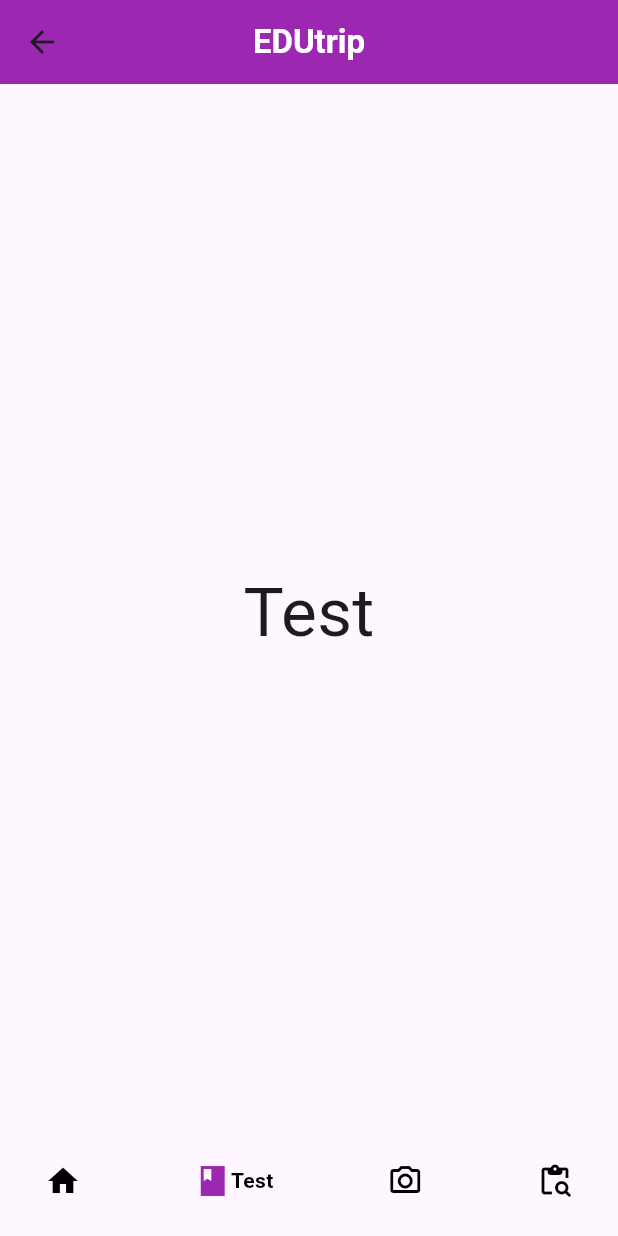
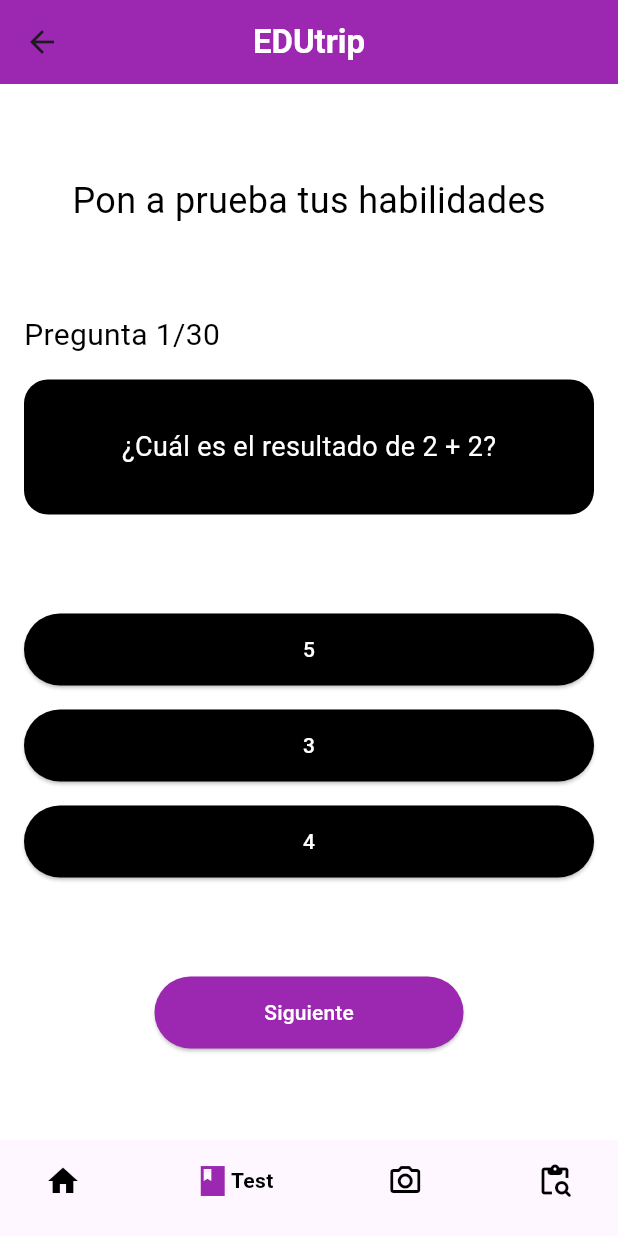
Before and after one commit to gaelLara21/EDUtrip, a Flutter app: the HomeLog screen opened directly, item 2 of the bottom bar chosen, on a phone screen of 412 x 824 dp. Run offline on Flutter 3.47's test engine with Material 2 defaults, Android fonts, the phone set to English and light mode, and no system bars; drawn by our look-alikes of google_nav_bar; our stand-ins replace lottie; network calls fail.

Commit message:
Implementando Quiz

```diff
--- a/lib/screens/home_screen.dart
+++ b/lib/screens/home_screen.dart
@@ -2,6 +2,7 @@ import 'package:flutter/material.dart';
 import 'package:google_nav_bar/google_nav_bar.dart';
 
 import 'carrusel/carrusel.dart';
+import 'quiz/quiz_screen.dart';
 
 class HomeLog extends StatefulWidget {
   const HomeLog({super.key});
@@ -15,7 +16,7 @@ class _HomeLogState extends State<HomeLog> {
 
   final screens = [
     const Carrusel(),
-    const Center(child: Text('Test', style: TextStyle(fontSize: 45))),
+    const Quiz(),
     const Center(child: Text('Blog', style: TextStyle(fontSize: 45))),
     const Center(child: Text('Busqueda', style: TextStyle(fontSize: 45))),
   ];
--- /dev/null
+++ b/lib/screens/quiz/quiz_model.dart
@@ -0,0 +1,277 @@
+class Question {
+  final String questionText;
+  final List<Answer> answersList;
+
+  Question(this.questionText, this.answersList);
+}
+
+class Answer {
+  final String answerText;
+  final bool isCorrect;
+
+  Answer(this.answerText, this.isCorrect);
+}
+
+List<Question> getQuestions() {
+  List<Question> list = [];
+  //ADD questions and answer here
+
+  list.add(Question(
+    "¿Cuál es el resultado de 2 + 2?",
+    [
+      Answer("5", false),
+      Answer("3", false),
+      Answer("4", true),
+    ],
+  ));
+
+  list.add(Question(
+    "¿Cuál de los siguientes es un elemento químico?",
+    [
+      Answer("Oxigeno", true),
+      Answer("Plastico", false),
+      Answer("Papel", false),
+    ],
+  ));
+
+  list.add(Question(
+    "¿En qué año comenzó la Segunda Guerra Mundial?",
+    [
+      Answer("1945", false),
+      Answer("1939", true),
+    ],
+  ));
+
+  list.add(Question(
+    "¿Cuál es el país más grande del mundo por área?",
+    [
+      Answer("Estados Unidos", false),
+      Answer("India", false),
+      Answer(" Rusia", true),
+    ],
+  ));
+
+  list.add(Question(
+    "¿Quién escribió Don Quijote de la Mancha?",
+    [
+      Answer("Miguel de Cervantes Saavedra", true),
+      Answer("Federico García Lorca", false),
+      Answer("Pablo Neruda", false),
+    ],
+  ));
+
+  list.add(Question(
+    "¿Quién pintó la obra La última cena?",
+    [
+      Answer("Vincent van Gogh", false),
+      Answer("Leonardo da Vinci", true),
+      Answer("Pablo Picasso", false),
+    ],
+  ));
+
+  list.add(Question(
+    "¿Cuál es el idioma oficial de Brasil?",
+    [
+      Answer("Portugués", true),
+      Answer("Español", false),
+      Answer("Francés", false),
+    ],
+  ));
+
+  list.add(Question(
+    "¿Cuál es el instrumento de viento más pequeño?",
+    [
+      Answer("Trombón", false),
+      Answer("Armónica", true),
+      Answer("Tuba", false),
+    ],
+  ));
+
+  list.add(Question(
+    "¿Cuál de los siguientes órganos es parte del sistema respiratorio?",
+    [
+      Answer("Estómago", false),
+      Answer("Pulmones", true),
+    ],
+  ));
+
+  list.add(Question(
+    "¿Cuál es la fórmula para calcular la velocidad?",
+    [
+      Answer("Velocidad = Distancia / Tiempo", true),
+      Answer("Velocidad = Masa x Aceleración", false),
+      Answer("Velocidad = Fuerza / Área", false),
+    ],
+  ));
+
+  list.add(Question(
+    "¿Cuál es el símbolo químico del oro?",
+    [
+      Answer("Au", true),
+      Answer("Ag", false),
+      Answer("O", false),
+    ],
+  ));
+
+  list.add(Question(
+    "¿Cuál es el resultado de 5 x 8?",
+    [
+      Answer("13", false),
+      Answer("40", true),
+      Answer("56", false),
+    ],
+  ));
+
+  list.add(Question(
+    "¿Cuál es el órgano más grande del cuerpo humano?",
+    [
+      Answer("El cerebro", false),
+      Answer(" La piel", true),
+    ],
+  ));
+
+  list.add(Question(
+    "¿Cuál fue el primer presidente de los Estados Unidos?",
+    [
+      Answer("Abraham Lincoln", false),
+      Answer("George Washington", true),
+    ],
+  ));
+
+  list.add(Question(
+    "¿Cuál es el océano más grande del mundo?",
+    [
+      Answer("Océano Pacífico", true),
+      Answer("Océano Atlántico", false),
+      Answer("Océano Índico", false),
+    ],
+  ));
+
+  list.add(Question(
+    "¿Quién escribió Romeo y Julieta?",
+    [
+      Answer("William Shakespeare", true),
+      Answer("Miguel de Cervantes Saavedra", false),
+      Answer("Gabriel García Márquez", false),
+    ],
+  ));
+
+  list.add(Question(
+    "¿Quién pintó La Mona Lisa?",
+    [
+      Answer("Salvador Dalí", false),
+      Answer("Claude Monet", false),
+      Answer("Leonardo da Vinci", true),
+    ],
+  ));
+
+  list.add(Question(
+    "¿Cuál es el idioma oficial de Japón?",
+    [
+      Answer("Inglés", false),
+      Answer("Chino", false),
+      Answer("Japonés", true),
+    ],
+  ));
+
+  list.add(Question(
+    "¿Cuál es el instrumento principal en una orquesta sinfónica?",
+    [
+      Answer("El violín", true),
+      Answer("El clarinete", false),
+    ],
+  ));
+
+  list.add(Question(
+    "¿Cual es el album musical más vendido de la historia?",
+    [
+      Answer("Thriller - Michael Jackson", true),
+      Answer("Back In Black - AC/DC", false),
+    ],
+  ));
+
+  list.add(Question(
+    "¿En qué año se llevó a cabo la Independencia de México?",
+    [
+      Answer("1810", false),
+      Answer("1821", true),
+    ],
+  ));
+
+  list.add(Question(
+    "¿Quién fue el líder de la Revolución Mexicana?",
+    [
+      Answer("Porfirio Díaz", false),
+      Answer("Emiliano Zapata", false),
+      Answer("Francisco I Madero", true),
+    ],
+  ));
+
+  list.add(Question(
+    "¿Qué presidente de México promovió la reforma agraria y la educación laica?",
+    [
+      Answer("Benito Juárez", false),
+      Answer("Lázaro Cárdenas", true),
+    ],
+  ));
+
+  list.add(Question(
+    "¿Nombre del movimiento estudiantil que ocurrió en 1968?",
+    [
+      Answer("Tlatelolco 68", false),
+      Answer("Movimiento estudiantil de 1968", true),
+    ],
+  ));
+
+  list.add(Question(
+    "¿Quién fue el último emperador de México durante el Segundo Imperio Mexicano?",
+    [
+      Answer("Agustín de Iturbide", false),
+      Answer("Maximiliano de Habsburgo", true),
+    ],
+  ));
+
+  list.add(Question(
+    "¿Batalla que inicio la Independencia de México?",
+    [
+      Answer("Batalla del 5 de Mayo", false),
+      Answer("Batalla de Puebla", false),
+      Answer("Grito de Dolores", true),
+    ],
+  ));
+
+  list.add(Question(
+    "¿Presidente que fue el líder de la Cristiada en México?",
+    [
+      Answer("Luis Echeverría", false),
+      Answer("Plutarco Elías Calles", true),
+    ],
+  ));
+
+  list.add(Question(
+    "¿Candidato presidencial asesinado en 1994?",
+    [
+      Answer("Luis Donaldo Colosio", true),
+      Answer("Carlos Salinas de Gortari", false),
+      Answer("Ernesto Zedillo", false),
+    ],
+  ));
+
+  list.add(Question(
+    "¿Quién fue el presidente de México durante la Expropiación Petrolera en 1938?",
+    [
+      Answer("Lázaro Cárdenas", true),
+      Answer("Vicente Fox", false),
+    ],
+  ));
+
+  list.add(Question(
+    "¿El Presidente mas votado en la historia de México?",
+    [
+      Answer("Miguel de la Madrid", false),
+      Answer("Andrés Manuel Lopéz Obrador", true),
+    ],
+  ));
+
+  return list;
+}
--- /dev/null
+++ b/lib/screens/quiz/quiz_screen.dart
@@ -0,0 +1,179 @@
+import 'package:flutter/material.dart';
+import 'package:edu_trip/screens/quiz/quiz_model.dart';
+
+class Quiz extends StatefulWidget {
+  const Quiz({super.key});
+
+  @override
+  State<Quiz> createState() => _QuizState();
+}
+
+class _QuizState extends State<Quiz> {
+  //define the datas
+  List<Question> questionList = getQuestions();
+  int currentQuestionIndex = 0;
+  int score = 0;
+  Answer? selectedAnswer;
+
+  @override
+  Widget build(BuildContext context) {
+    return Scaffold(
+      backgroundColor: Color.fromARGB(255, 255, 255, 255),
+      body: Container(
+        margin: const EdgeInsets.symmetric(horizontal: 16, vertical: 32),
+        child:
+            Column(mainAxisAlignment: MainAxisAlignment.spaceAround, children: [
+          const Text(
+            "Pon a prueba tus habilidades",
+            style: TextStyle(
+              color: Color.fromARGB(255, 0, 0, 0),
+              fontSize: 24,
+            ),
+          ),
+          _questionWidget(),
+          _answerList(),
+          _nextButton(),
+        ]),
+      ),
+    );
+  }
+
+  _questionWidget() {
+    return Column(
+      crossAxisAlignment: CrossAxisAlignment.start,
+      mainAxisAlignment: MainAxisAlignment.center,
+      children: [
+        Text(
+          "Pregunta ${currentQuestionIndex + 1}/${questionList.length.toString()}",
+          style: const TextStyle(
+            color: Color.fromARGB(255, 0, 0, 0),
+            fontSize: 20,
+            fontWeight: FontWeight.w400,
+          ),
+        ),
+        const SizedBox(height: 15),
+        Container(
+          alignment: Alignment.center,
+          width: double.infinity,
+          padding: const EdgeInsets.all(32),
+          decoration: BoxDecoration(
+            color: Color.fromARGB(255, 0, 0, 0),
+            borderRadius: BorderRadius.circular(16),
+          ),
+          child: Text(
+            questionList[currentQuestionIndex].questionText,
+            style: const TextStyle(
+              color: Colors.white,
+              fontSize: 18,
+              fontWeight: FontWeight.w400,
+            ),
+          ),
+        )
+      ],
+    );
+  }
+
+  _answerList() {
+    return Column(
+      children: questionList[currentQuestionIndex]
+          .answersList
+          .map(
+            (e) => _answerButton(e),
+          )
+          .toList(),
+    );
+  }
+
+  Widget _answerButton(Answer answer) {
+    bool isSelected = answer == selectedAnswer;
+
+    return Container(
+      width: double.infinity,
+      margin: const EdgeInsets.symmetric(vertical: 8),
+      height: 48,
+      child: ElevatedButton(
+        child: Text(answer.answerText),
+        style: ElevatedButton.styleFrom(
+          shape: const StadiumBorder(),
+          primary: isSelected
+              ? Color.fromARGB(255, 255, 255, 255)
+              : Color.fromARGB(255, 0, 0, 0),
+          onPrimary: isSelected
+              ? Color.fromARGB(255, 0, 0, 0)
+              : Color.fromARGB(255, 255, 255, 255),
+        ),
+        onPressed: () {
+          if (selectedAnswer == null) {
+            if (answer.isCorrect) {
+              score++;
+            }
+            setState(() {
+              selectedAnswer = answer;
+            });
+          }
+        },
+      ),
+    );
+  }
+
+  _nextButton() {
+    bool isLastQuestion = false;
+    if (currentQuestionIndex == questionList.length - 1) {
+      isLastQuestion = true;
+    }
+
+    return Container(
+      width: MediaQuery.of(context).size.width * 0.5,
+      height: 48,
+      child: ElevatedButton(
+        child: Text(isLastQuestion ? "Submit" : "Siguiente"),
+        style: ElevatedButton.styleFrom(
+          shape: const StadiumBorder(),
+          primary: Colors.purple,
+          onPrimary: Colors.white,
+        ),
+        onPressed: () {
+          if (isLastQuestion) {
+            //display score
+
+            showDialog(context: context, builder: (_) => _showScoreDialog());
+          } else {
+            //next question
+            setState(() {
+              selectedAnswer = null;
+              currentQuestionIndex++;
+            });
+          }
+        },
+      ),
+    );
+  }
+
+  _showScoreDialog() {
+    bool isPassed = false;
+
+    if (score >= questionList.length * 0.6) {
+      //pass if 60 %
+      isPassed = true;
+    }
+    String title = isPassed ? "Pasaste " : "Fallaste";
+
+    return AlertDialog(
+      title: Text(
+        title + " | Preguntas correctas: $score",
+        style: TextStyle(color: isPassed ? Colors.green : Colors.redAccent),
+      ),
+      content: ElevatedButton(
+        child: const Text("Reintentar"),
+        onPressed: () {
+          Navigator.pop(context);
+          setState(() {
+            currentQuestionIndex = 0;
+            score = 0;
+            selectedAnswer = null;
+          });
+        },
+      ),
+    );
+  }
+}
```
